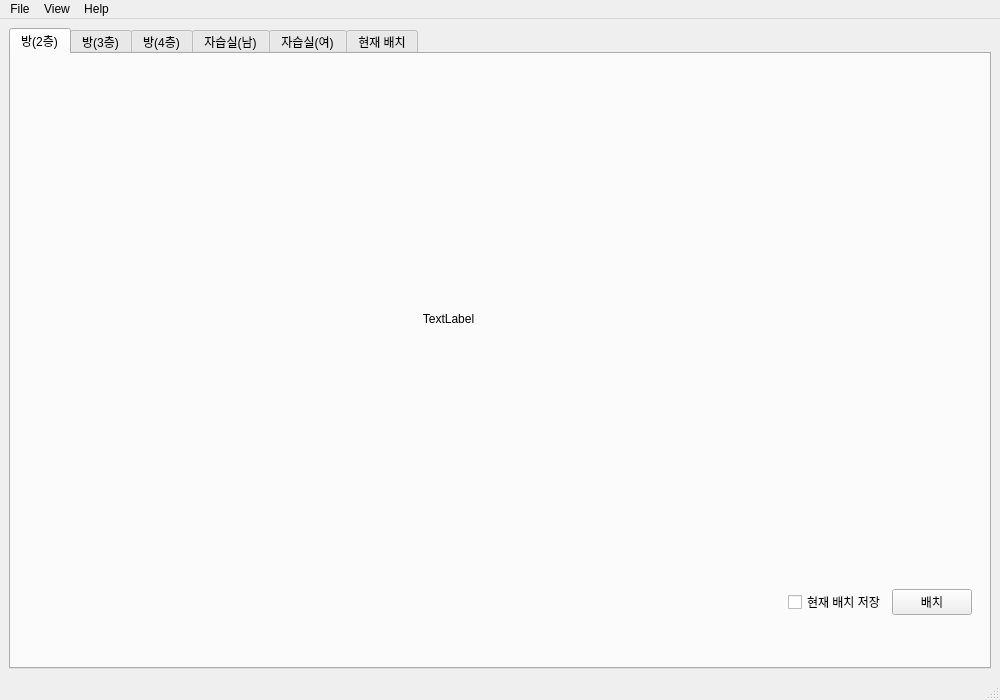
Before: the Qt Designer form untitled.ui in mossystone-kr/dormitory, drawn with Qt 5.
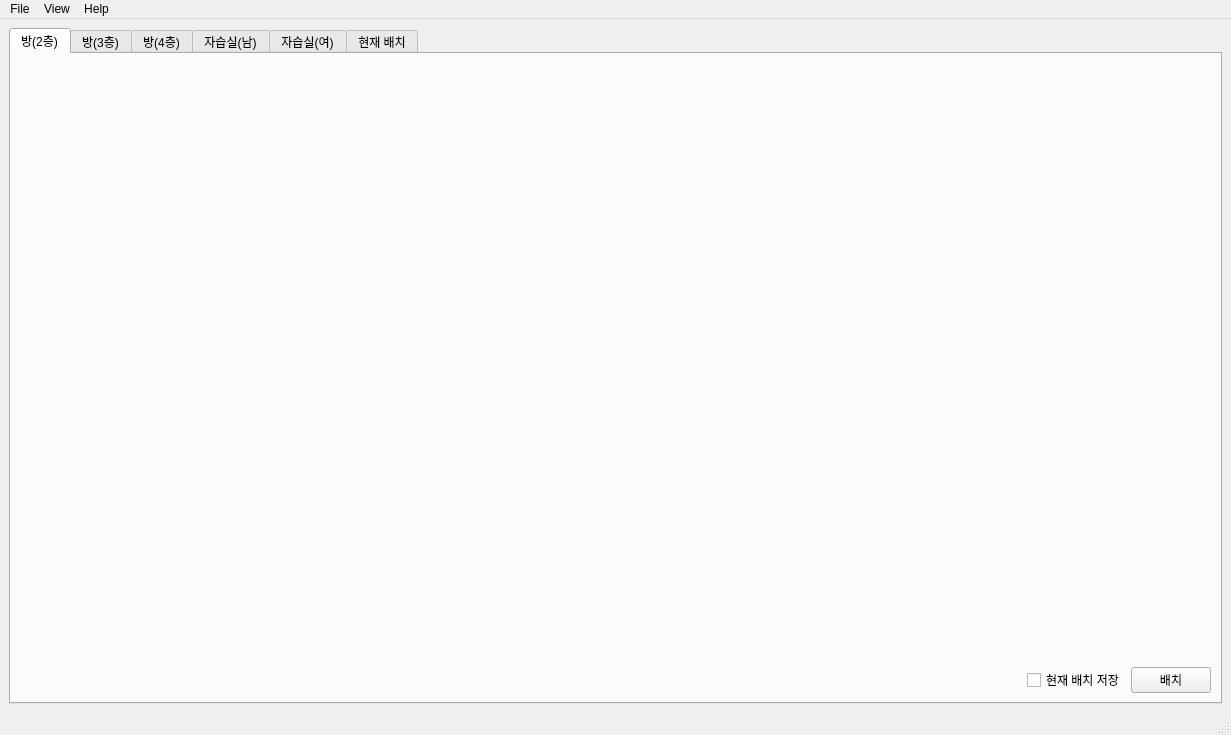
After: the same form once the commit is applied. Icons and pictures are not drawn.

```diff
--- a/untitled.ui
+++ b/untitled.ui
@@ -6,8 +6,8 @@
    <rect>
     <x>0</x>
     <y>0</y>
-    <width>1000</width>
-    <height>700</height>
+    <width>1231</width>
+    <height>735</height>
    </rect>
   </property>
   <property name="windowTitle">
@@ -24,49 +24,16 @@
        <attribute name="title">
         <string>방(2층)</string>
        </attribute>
-       <widget class="QWidget" name="gridLayoutWidget_13">
-        <property name="geometry">
-         <rect>
-          <x>0</x>
-          <y>0</y>
-          <width>961</width>
-          <height>561</height>
-         </rect>
-        </property>
+       <layout class="QGridLayout" name="gridLayout_8">
+        <item row="0" column="0">
         <layout class="QGridLayout" name="gridLayout_2">
-         <item row="1" column="0">
-          <spacer name="horizontalSpacer_13">
-           <property name="orientation">
-            <enum>Qt::Horizontal</enum>
-           </property>
-           <property name="sizeHint" stdset="0">
-            <size>
-             <width>40</width>
-             <height>20</height>
-            </size>
-           </property>
-          </spacer>
-         </item>
-         <item row="1" column="2">
-          <widget class="QPushButton" name="btn_2f">
+          <item row="0" column="0">
+           <widget class="QLabel" name="lbl_2f">
            <property name="text">
-            <string>배치</string>
+             <string/>
            </property>
           </widget>
          </item>
-         <item row="0" column="2">
-          <spacer name="verticalSpacer_13">
-           <property name="orientation">
-            <enum>Qt::Vertical</enum>
-           </property>
-           <property name="sizeHint" stdset="0">
-            <size>
-             <width>20</width>
-             <height>40</height>
-            </size>
-           </property>
-          </spacer>
-         </item>
          <item row="1" column="1">
           <widget class="QCheckBox" name="check_2f">
            <property name="text">
@@ -74,21 +41,42 @@
            </property>
           </widget>
          </item>
-         <item row="0" column="0" colspan="2">
-          <widget class="QLabel" name="label_2">
+          <item row="1" column="2">
+           <widget class="QPushButton" name="btn_2f">
            <property name="text">
-            <string>TextLabel</string>
-           </property>
-           <property name="scaledContents">
-            <bool>false</bool>
-           </property>
-           <property name="alignment">
-            <set>Qt::AlignCenter</set>
-           </property>
-          </widget>
-         </item>
-        </layout>
-       </widget>
+             <string>배치</string>
+            </property>
+           </widget>
+          </item>
+          <item row="1" column="0">
+           <spacer name="horizontalSpacer">
+            <property name="orientation">
+             <enum>Qt::Horizontal</enum>
+            </property>
+            <property name="sizeHint" stdset="0">
+             <size>
+              <width>40</width>
+              <height>20</height>
+             </size>
+            </property>
+           </spacer>
+          </item>
+          <item row="0" column="2">
+           <spacer name="verticalSpacer">
+            <property name="orientation">
+             <enum>Qt::Vertical</enum>
+            </property>
+            <property name="sizeHint" stdset="0">
+             <size>
+              <width>20</width>
+              <height>40</height>
+             </size>
+            </property>
+           </spacer>
+          </item>
+         </layout>
+        </item>
+       </layout>
       </widget>
       <widget class="QWidget" name="room3">
        <attribute name="title">
@@ -384,8 +372,8 @@
     <rect>
      <x>0</x>
      <y>0</y>
-     <width>1000</width>
-     <height>21</height>
+     <width>1231</width>
+     <height>22</height>
     </rect>
    </property>
    <widget class="QMenu" name="menuFile">
```
Left out of the diff: 38 changed lines with no effect on the pictures. Lines whose indentation alone changed are shown as unchanged.
